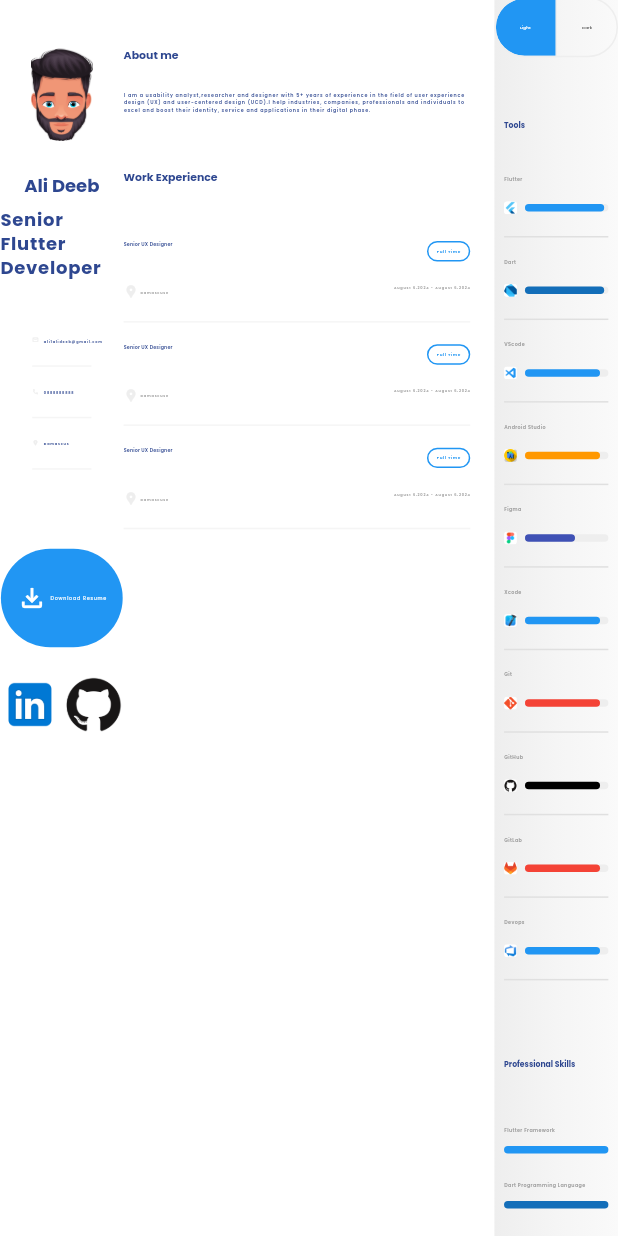
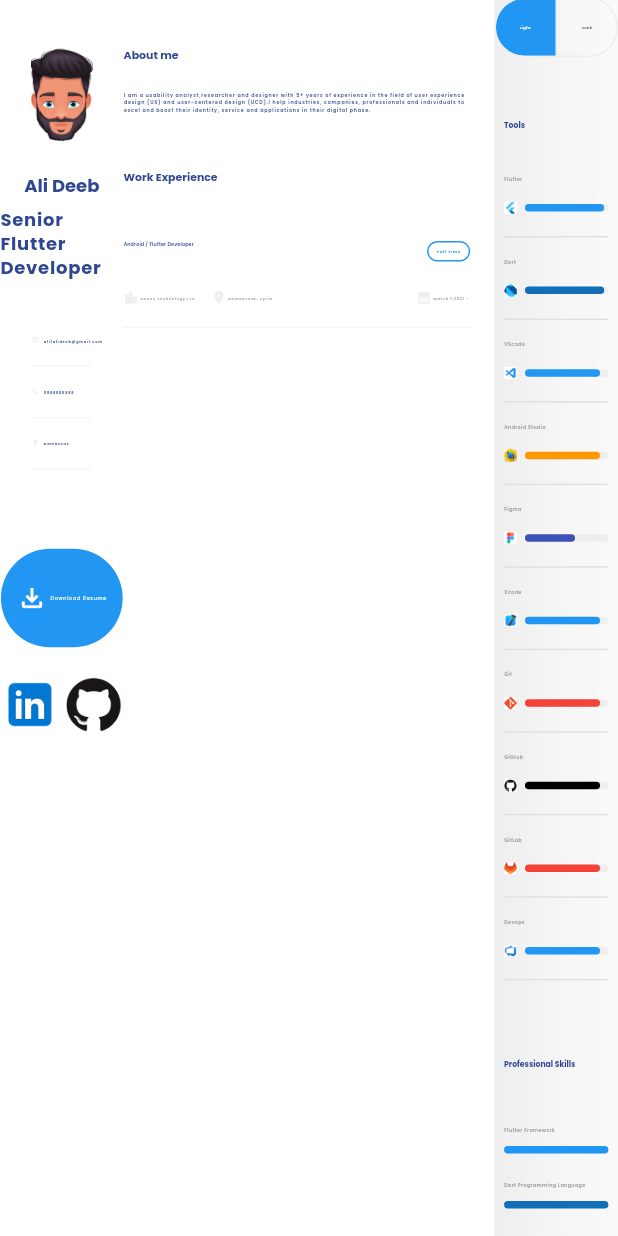
Before and after one commit to AliDeeb/my-portfolio, a Flutter app: the screen it shows after launch, scrolled down 44 dp, on a phone screen of 412 x 824 dp. Run offline on Flutter 3.47's test engine with Material 3 defaults, Android fonts, the light colour scheme and no system bars; drawn by our look-alikes of flutter_animation_progress_bar; our stand-ins replace flutter_screenutil, google_fonts; missing offline and left inert: dart:js.

Commit message:
edited work experiences.

```diff
--- a/lib/screens/widgets/work_experience_widget.dart
+++ b/lib/screens/widgets/work_experience_widget.dart
@@ -11,12 +11,14 @@ class WorkExperienceWidget extends StatelessWidget {
     required this.work,
     required this.time,
     required this.city,
+    required this.company,
     required this.firstDate,
     required this.endDate,
   });
   final String work;
   final String time;
   final String city;
+  final String company;
   final DateTime firstDate;
   final DateTime? endDate;
 
@@ -53,13 +55,27 @@ class WorkExperienceWidget extends StatelessWidget {
             ),
           ],
         ),
-        20.verticalSpace,
+        25.verticalSpace,
         Row(
           mainAxisAlignment: MainAxisAlignment.spaceBetween,
           crossAxisAlignment: CrossAxisAlignment.start,
           children: [
             Row(
               children: [
+                const Icon(
+                  Icons.location_city,
+                  size: 10,
+                  color: AppColors.greyColor200,
+                ),
+                5.horizontalSpace,
+                Text(
+                  company,
+                  style: Theme.of(context).textTheme.labelSmall?.copyWith(
+                        color: Colors.grey,
+                        fontWeight: FontWeight.w600,
+                      ),
+                ),
+                50.horizontalSpace,
                 const Icon(
                   Icons.location_pin,
                   size: 10,
@@ -75,6 +91,14 @@ class WorkExperienceWidget extends StatelessWidget {
                 ),
               ],
             ),
+            Row(
+              children: [
+                const Icon(
+                  Icons.calendar_month,
+                  size: 10,
+                  color: AppColors.greyColor200,
+                ),
+                5.horizontalSpace,
                 Text(
                   "${DateFormat('MMMM d,y').format(firstDate)} - ${endDate == null ? '' : DateFormat('MMMM d,y').format(endDate!)}",
                   style: Theme.of(context).textTheme.labelSmall?.copyWith(
@@ -84,6 +108,8 @@ class WorkExperienceWidget extends StatelessWidget {
                 ),
               ],
             ),
+          ],
+        ),
         Divider(color: Colors.grey.shade100, height: 30),
       ],
     );
--- a/lib/screens/widgets/work_experiences_widget.dart
+++ b/lib/screens/widgets/work_experiences_widget.dart
@@ -23,25 +23,12 @@ class WorkExperiencesWidget extends StatelessWidget {
         ),
         50.verticalSpace,
         WorkExperienceWidget(
-          work: "Senior UX Designer",
+          work: "Android / Flutter Developer",
           time: "Full Time",
-          city: "Damascuse",
-          firstDate: DateTime.now(),
-          endDate: DateTime.now(),
-        ),
-        WorkExperienceWidget(
-          work: "Senior UX Designer",
-          time: "Full Time",
-          city: "Damascuse",
-          firstDate: DateTime.now(),
-          endDate: DateTime.now(),
-        ),
-        WorkExperienceWidget(
-          work: "Senior UX Designer",
-          time: "Full Time",
-          city: "Damascuse",
-          firstDate: DateTime.now(),
-          endDate: DateTime.now(),
+          city: "Damascuse, Syria",
+          company: "Osous Technology LLC",
+          firstDate: DateTime(2021, 3, 1),
+          endDate: null,
         ),
       ],
     );
```
Lines whose indentation alone changed are shown as unchanged.
